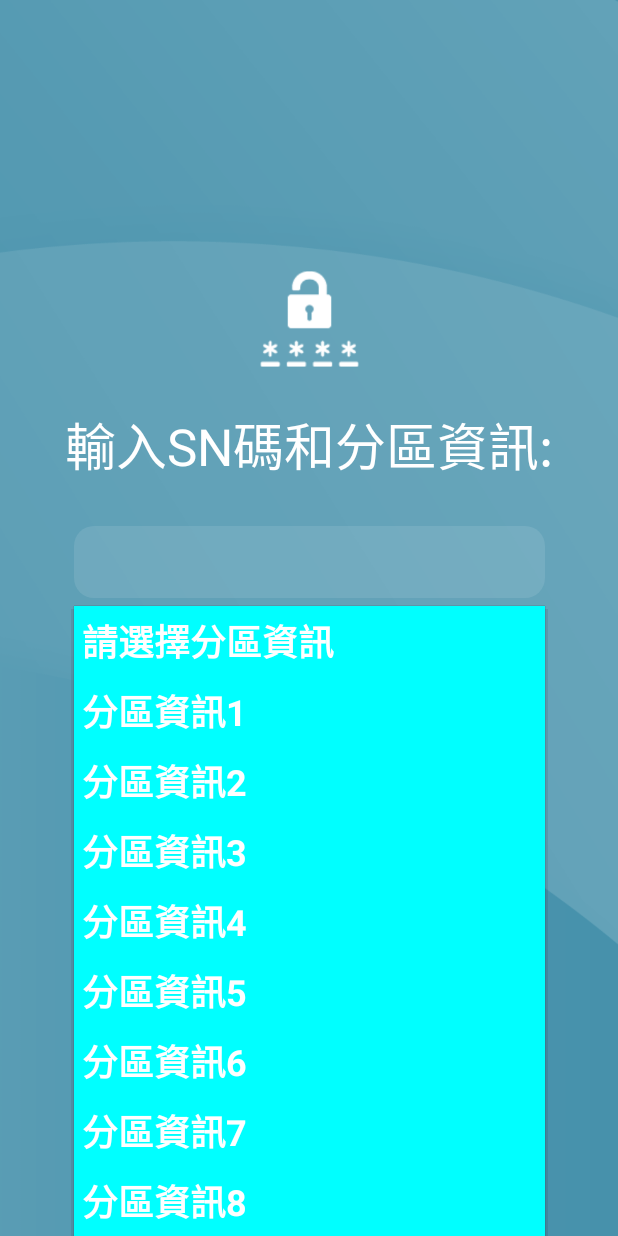
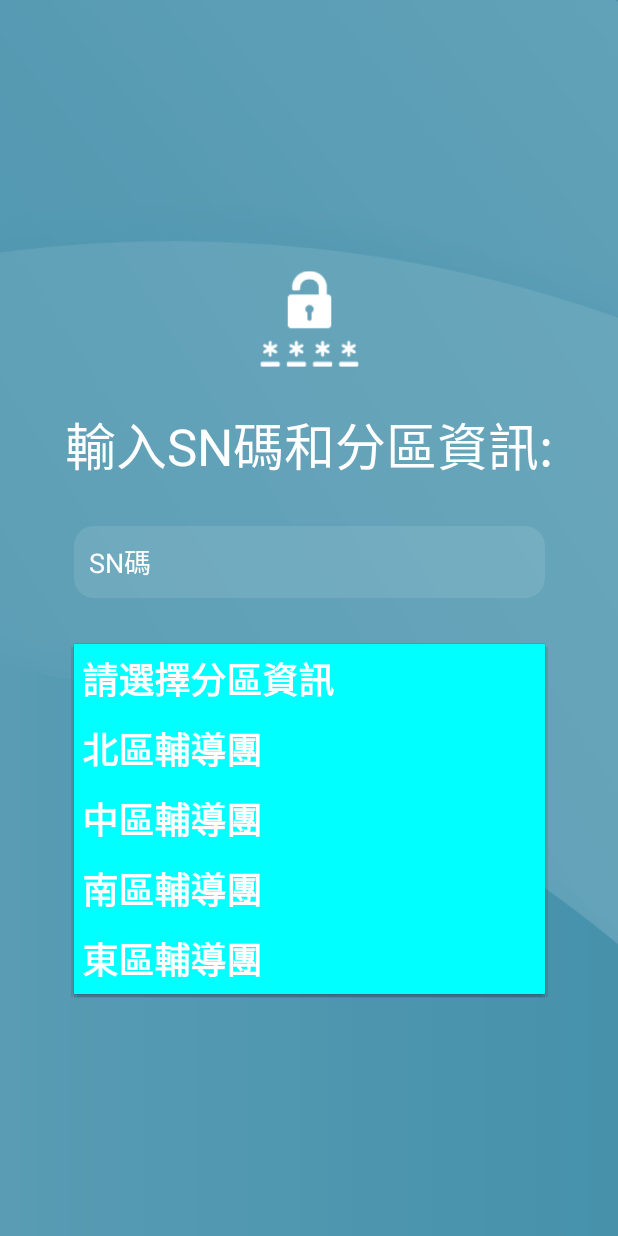
Before and after one commit to mickey234chu/LockScreenService, an Android app: the screen it shows after launch (FirstActivity), after a tap on "請選擇分區資訊", on a phone screen of 412 x 824 dp. Run offline under Robolectric (Android 15) with nearby library versions, the phone set to English and light mode, and no system bars.

```diff
--- a/app/src/main/AndroidManifest.xml
+++ b/app/src/main/AndroidManifest.xml
@@ -44,6 +44,7 @@
 
         <activity
             android:name=".FirstActivity"
+            android:screenOrientation="portrait"
             android:exported="false" />
 
         <receiver
@@ -89,6 +90,7 @@
         <activity
             android:name=".MainActivity"
             android:exported="true"
+            android:screenOrientation="portrait"
             android:theme="@android:style/Theme.Black.NoTitleBar">
             <intent-filter>
                 <action android:name="android.intent.action.MAIN" />
--- a/app/src/main/java/com/example/bootservice/FirstActivity.java
+++ b/app/src/main/java/com/example/bootservice/FirstActivity.java
@@ -3,6 +3,7 @@ package com.example.bootservice;
 import androidx.appcompat.app.AppCompatActivity;
 import androidx.core.content.ContextCompat;
 
+import android.content.Context;
 import android.content.Intent;
 import android.graphics.drawable.ColorDrawable;
 import android.os.Bundle;
@@ -10,6 +11,8 @@ import android.util.Log;
 import android.view.View;
 import android.view.Window;
 import android.view.WindowManager;
+import android.view.inputmethod.InputMethodManager;
+import android.widget.AdapterView;
 import android.widget.ArrayAdapter;
 import android.widget.Button;
 import android.widget.EditText;
@@ -37,7 +40,7 @@ import java.util.Calendar;
 public class FirstActivity extends AppCompatActivity {
 
     TextView textView;
-    EditText et,et2;
+    EditText et;
     Spinner URL_Spinner;
     Button btnSend;
     String SN,domain;
@@ -53,6 +56,7 @@ public class FirstActivity extends AppCompatActivity {
     protected void onCreate(Bundle savedInstanceState) {
         super.onCreate(savedInstanceState);
         setContentView(R.layout.activity_first);
+
        // getSupportActionBar().setBackgroundDrawable(new ColorDrawable(ContextCompat.getColor(FirstActivity.this, R.color.light_blue_400)));
         //getSupportActionBar().setDisplayShowTitleEnabled(false);
         Window window = FirstActivity.this.getWindow();
@@ -62,7 +66,12 @@ public class FirstActivity extends AppCompatActivity {
 
         textView = findViewById(R.id.textView);
         et = findViewById(R.id.et);
+
+        //Spinner text
         URL_Spinner = findViewById(R.id.URL_Spinner);
+        //Spinner value(URL)
+        String[] link = getResources().getStringArray(R.array.URL_list_value);
+
         ArrayAdapter<CharSequence> adapter =
                 ArrayAdapter.createFromResource(this,    //對應的Context
                         R.array.URL_list,                             //資料選項內容
@@ -70,9 +79,6 @@ public class FirstActivity extends AppCompatActivity {
 
         adapter.setDropDownViewResource(R.layout.myspinner_background);
         URL_Spinner.setAdapter(adapter);
-
-
-
         btnSend = findViewById(R.id.btnSend);
 
 
@@ -90,15 +96,33 @@ public class FirstActivity extends AppCompatActivity {
                     {
                         et.setHint("SN碼");
                     }
+                    InputMethodManager imm =  (InputMethodManager)FirstActivity.this.getSystemService(Context.INPUT_METHOD_SERVICE);
+                    if(imm != null) {
+                        imm.hideSoftInputFromWindow(FirstActivity.this.getWindow().getDecorView().getWindowToken(), 0);
+                    }
                 }
             }
         });
 
+        URL_Spinner.setOnItemSelectedListener(new AdapterView.OnItemSelectedListener() {
+            @Override
+            public void onItemSelected(AdapterView<?> parent, View view, int position, long id) {
+                et.clearFocus();
+            }
+
+            @Override
+            public void onNothingSelected(AdapterView<?> parent) {
+
+            }
+        });
         btnSend.setOnClickListener(new View.OnClickListener() {
             @Override
             public void onClick(View v) {
                 SN = et.getText().toString().trim();
-                domain = String.valueOf(URL_Spinner.getSelectedItem());
+                et.clearFocus();
+                //根據選擇提取對應的URL
+                domain = link[URL_Spinner.getSelectedItemPosition()];
+                Log.d("HTTP", domain);
                 StringBuilder response = new StringBuilder();
 
                 try {
@@ -110,8 +134,9 @@ public class FirstActivity extends AppCompatActivity {
                     }
                     else
                     {
-                        //real server we used(debug)
-                        url = new URL("http://imoeedge20220914134800.azurewebsites.net/api/UnitInfro");
+                        //real server we used
+                        //抓分區資訊輸入當連接link
+                        url = new URL(domain);
 
                     }
                 } catch (MalformedURLException e) {
@@ -119,7 +144,7 @@ public class FirstActivity extends AppCompatActivity {
                 }
 
                 //輸入欄位判斷
-                if (!SN.isEmpty() && !domain.equals("請選擇分區資訊")) {
+                if (!SN.isEmpty() && !domain.equals("0")) {
                     new Thread(new Runnable() {
                         @Override
                         public void run() {
@@ -243,7 +268,7 @@ public class FirstActivity extends AppCompatActivity {
                     {
                         errormessage += "SN碼\n";
                     }
-                    if(domain.equals("請選擇分區資訊"))
+                    if(domain.equals("0"))
                     {
                         errormessage += "分區資訊\n";
                     }
--- a/app/src/main/java/com/example/bootservice/MainActivity.java
+++ b/app/src/main/java/com/example/bootservice/MainActivity.java
@@ -140,7 +140,6 @@ public class MainActivity extends ComponentActivity {
                 } else {
                     //拿到所有需要申請的權限，就開始背景執行service
                     startForegroundService(new Intent(this, ServerService.class));
-                    //Log.e("start service","Test success");
                     //建立展示data View
                     String userDeviceName = Settings.Global.getString(getContentResolver(), Settings.Global.DEVICE_NAME);
                     if(userDeviceName == null)
@@ -166,14 +165,13 @@ public class MainActivity extends ComponentActivity {
                     }
 
                     publicIP.setText("Public IP:"+sharedPreferences.getString("pubIP","抓取中"));
-                    //finish();
+
                 }
             } else {
                 //要求打開懸浮窗權限
                 Intent intent = new Intent(Settings.ACTION_MANAGE_OVERLAY_PERMISSION);
-                // ActivityCompat.requestPermissions(MainActivity.this, new String[]{"Settings.ACTION_MANAGE_OVERLAY_PERMISSION"},10);
                 startActivity(intent);
-                // finish();
+
             }
 
         }
--- a/app/src/main/res/layout/activity_first.xml
+++ b/app/src/main/res/layout/activity_first.xml
@@ -5,6 +5,9 @@
     android:layout_width="match_parent"
     android:layout_height="match_parent"
     android:background="@drawable/bg"
+    android:clickable="true"
+    android:focusable="true"
+    android:focusableInTouchMode="true"
     tools:context=".FirstActivity">
 
     <TextView
@@ -42,7 +45,6 @@
         android:id="@+id/URL_Spinner"
         style="@style/mySpinnerItemStyle"
         android:layout_width="314dp"
-
         android:layout_height="48dp"
         android:background="@drawable/shape_selector"
         android:ems="10"
--- a/app/src/main/res/values/strings.xml
+++ b/app/src/main/res/values/strings.xml
@@ -1,14 +1,19 @@
 <resources>
     <string name="app_name">BootService</string>
+    <!--表面選擇-->
     <string-array name="URL_list">
         <item>請選擇分區資訊</item>
-        <item>分區資訊1</item>
-        <item>分區資訊2</item>
-        <item>分區資訊3</item>
-        <item>分區資訊4</item>
-        <item>分區資訊5</item>
-        <item>分區資訊6</item>
-        <item>分區資訊7</item>
-        <item>分區資訊8</item>
+        <item>北區輔導團</item>
+        <item>中區輔導團</item>
+        <item>南區輔導團</item>
+        <item>東區輔導團</item>
+    </string-array>
+    <!--對應URL-->
+    <string-array name="URL_list_value">
+        <item>0</item>
+        <item>北區輔導團連接</item>
+        <item>中區輔導團連接</item>
+        <item>南區輔導團連接</item>
+        <item>東區輔導團連接</item>
     </string-array>
 </resources>
```
Also changed, not shown: app/src/main/java/com/example/bootservice/ServerService.java (+8 -4 lines).
